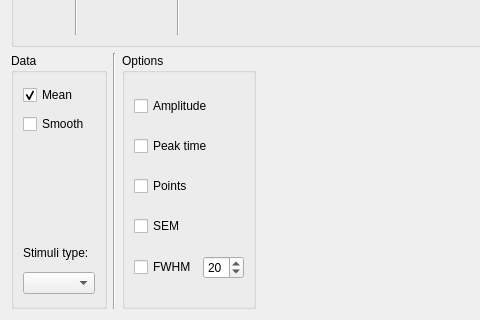
Above: src/ui/custom_plot.ui from pfechd/jabe before the change; both pictures show x 0 to 480 and y 220 to 540 of the 671 by 540 pixel window. Below: the same form after it.
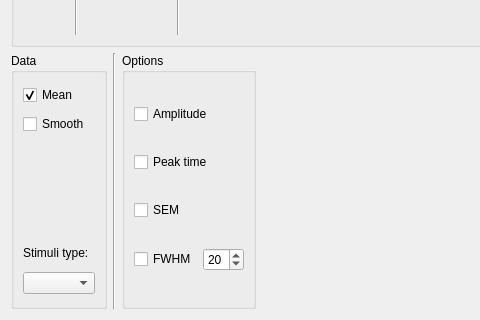
That is the form after the change.

Commit message: Remove point checkbox from plot window

Diff of the .ui file:
```diff
--- a/src/ui/custom_plot.ui
+++ b/src/ui/custom_plot.ui
@@ -193,16 +193,6 @@
           </property>
          </widget>
         </item>
-        <item>
-         <widget class="QCheckBox" name="checkBox_points">
-          <property name="enabled">
-           <bool>true</bool>
-          </property>
-          <property name="text">
-           <string>Points</string>
-          </property>
-         </widget>
-        </item>
         <item>
          <widget class="QCheckBox" name="checkBox_sem">
           <property name="text">
```
The commit also changes 1 other file.
